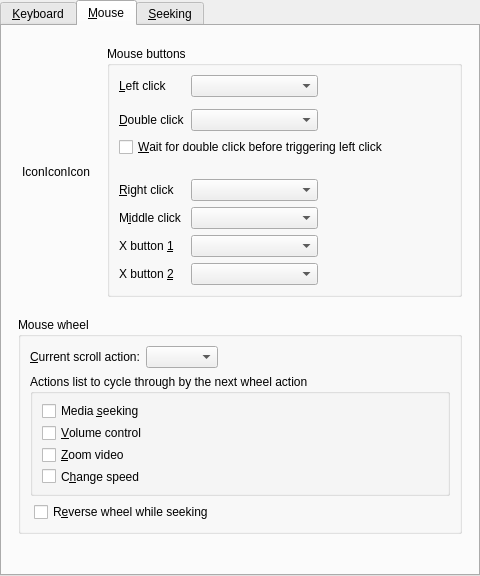
Before: the Qt Designer form src/gui/pref/input.ui in wilbert2000/wzplayer, drawn with Qt 5.
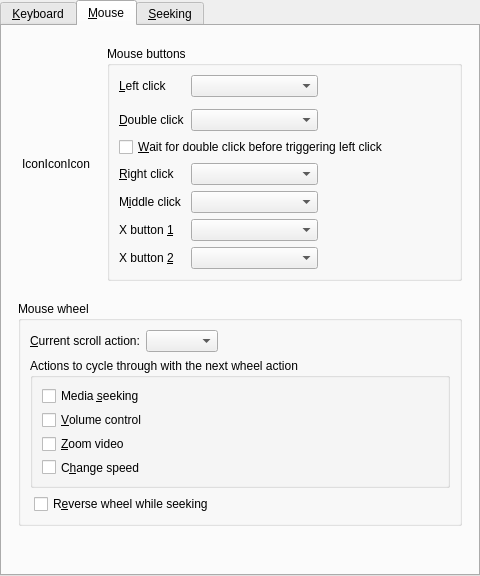
After: the same form once the commit is applied. The open tabs and pages were chosen to show the change. Custom widgets are drawn as their Qt base class.

The edit to the form file:
```diff
--- a/src/gui/pref/input.ui
+++ b/src/gui/pref/input.ui
@@ -279,9 +279,6 @@
             </item>
             <item row="4" column="1" colspan="3">
              <layout class="QHBoxLayout" name="wait_for_double_click_layout">
-              <property name="bottomMargin">
-               <number>16</number>
-              </property>
               <item>
                <widget class="QCheckBox" name="wait_for_double_click_check">
                 <property name="text">
@@ -354,7 +351,7 @@
           <item>
            <widget class="QGroupBox" name="wheel_actions_list_group">
             <property name="title">
-             <string>Actions list to cycle through by the next wheel action</string>
+             <string>Actions to cycle through with the next wheel action</string>
             </property>
             <property name="flat">
              <bool>true</bool>
```
